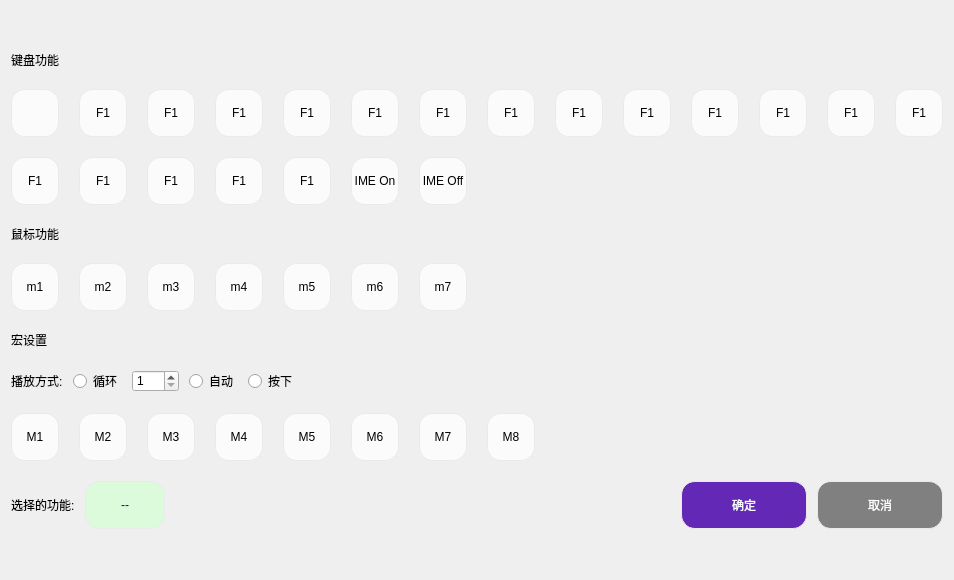
wlffeng2008/AkkoStudio, file Module/DialogFNPicker.ui: the form before one commit.
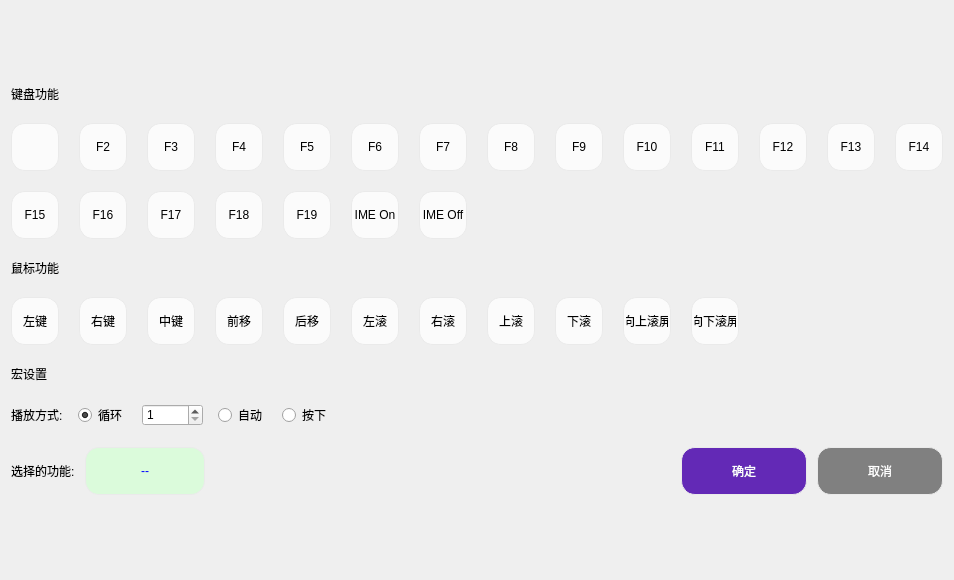
The form after the commit. Icons and pictures are not drawn.

What changed in the file:
```diff
--- a/Module/DialogFNPicker.ui
+++ b/Module/DialogFNPicker.ui
@@ -91,7 +91,7 @@
        <item row="0" column="1">
         <widget class="QPushButton" name="pushButton_F02">
          <property name="text">
-          <string>F1</string>
+          <string>F2</string>
          </property>
          <property name="checkable">
           <bool>true</bool>
@@ -107,7 +107,7 @@
        <item row="0" column="2">
         <widget class="QPushButton" name="pushButton_F03">
          <property name="text">
-          <string>F1</string>
+          <string>F3</string>
          </property>
          <property name="checkable">
           <bool>true</bool>
@@ -123,7 +123,7 @@
        <item row="0" column="3">
         <widget class="QPushButton" name="pushButton_F04">
          <property name="text">
-          <string>F1</string>
+          <string>F4</string>
          </property>
          <property name="checkable">
           <bool>true</bool>
@@ -139,7 +139,7 @@
        <item row="0" column="4">
         <widget class="QPushButton" name="pushButton_F05">
          <property name="text">
-          <string>F1</string>
+          <string>F5</string>
          </property>
          <property name="checkable">
           <bool>true</bool>
@@ -155,7 +155,7 @@
        <item row="0" column="5">
         <widget class="QPushButton" name="pushButton_F06">
          <property name="text">
-          <string>F1</string>
+          <string>F6</string>
          </property>
          <property name="checkable">
           <bool>true</bool>
@@ -171,7 +171,7 @@
        <item row="0" column="6">
         <widget class="QPushButton" name="pushButton_F07">
          <property name="text">
-          <string>F1</string>
+          <string>F7</string>
          </property>
          <property name="checkable">
           <bool>true</bool>
@@ -187,7 +187,7 @@
        <item row="0" column="7">
         <widget class="QPushButton" name="pushButton_F08">
          <property name="text">
-          <string>F1</string>
+          <string>F8</string>
          </property>
          <property name="checkable">
           <bool>true</bool>
@@ -203,7 +203,7 @@
        <item row="0" column="8">
         <widget class="QPushButton" name="pushButton_F09">
          <property name="text">
-          <string>F1</string>
+          <string>F9</string>
          </property>
          <property name="checkable">
           <bool>true</bool>
@@ -219,7 +219,7 @@
        <item row="0" column="9">
         <widget class="QPushButton" name="pushButton_F10">
          <property name="text">
-          <string>F1</string>
+          <string>F10</string>
          </property>
          <property name="checkable">
           <bool>true</bool>
@@ -235,7 +235,7 @@
        <item row="0" column="10">
         <widget class="QPushButton" name="pushButton_F11">
          <property name="text">
-          <string>F1</string>
+          <string>F11</string>
          </property>
          <property name="checkable">
           <bool>true</bool>
@@ -251,7 +251,7 @@
        <item row="0" column="11">
         <widget class="QPushButton" name="pushButton_F12">
          <property name="text">
-          <string>F1</string>
+          <string>F12</string>
          </property>
          <property name="checkable">
           <bool>true</bool>
@@ -267,7 +267,7 @@
        <item row="0" column="12">
         <widget class="QPushButton" name="pushButton_F13">
          <property name="text">
-          <string>F1</string>
+          <string>F13</string>
          </property>
          <property name="checkable">
           <bool>true</bool>
@@ -283,7 +283,7 @@
        <item row="0" column="13">
         <widget class="QPushButton" name="pushButton_F14">
          <property name="text">
-          <string>F1</string>
+          <string>F14</string>
          </property>
          <property name="checkable">
           <bool>true</bool>
@@ -299,7 +299,7 @@
        <item row="1" column="0">
         <widget class="QPushButton" name="pushButton_F15">
          <property name="text">
-          <string>F1</string>
+          <string>F15</string>
          </property>
          <property name="checkable">
           <bool>true</bool>
@@ -315,7 +315,7 @@
        <item row="1" column="1">
         <widget class="QPushButton" name="pushButton_F16">
          <property name="text">
-          <string>F1</string>
+          <string>F16</string>
          </property>
          <property name="checkable">
           <bool>true</bool>
@@ -331,7 +331,7 @@
        <item row="1" column="2">
         <widget class="QPushButton" name="pushButton_F17">
          <property name="text">
-          <string>F1</string>
+          <string>F17</string>
          </property>
          <property name="checkable">
           <bool>true</bool>
@@ -347,7 +347,7 @@
        <item row="1" column="3">
         <widget class="QPushButton" name="pushButton_F18">
          <property name="text">
-          <string>F1</string>
+          <string>F18</string>
          </property>
          <property name="checkable">
           <bool>true</bool>
@@ -363,7 +363,7 @@
        <item row="1" column="4">
         <widget class="QPushButton" name="pushButton_F19">
          <property name="text">
-          <string>F1</string>
+          <string>F19</string>
          </property>
          <property name="checkable">
           <bool>true</bool>
@@ -419,10 +419,26 @@
      </item>
      <item>
       <layout class="QHBoxLayout" name="horizontalLayout">
+       <item>
+        <widget class="QPushButton" name="pushButton_Mouse00">
+         <property name="text">
+          <string>左键</string>
+         </property>
+         <property name="checkable">
+          <bool>true</bool>
+         </property>
+         <property name="autoExclusive">
+          <bool>true</bool>
+         </property>
+         <attribute name="buttonGroup">
+          <string notr="true">buttonGroup</string>
+         </attribute>
+        </widget>
+       </item>
        <item>
         <widget class="QPushButton" name="pushButton_Mouse01">
          <property name="text">
-          <string>m1</string>
+          <string>右键</string>
          </property>
          <property name="checkable">
           <bool>true</bool>
@@ -438,7 +454,7 @@
        <item>
         <widget class="QPushButton" name="pushButton_Mouse02">
          <property name="text">
-          <string>m2</string>
+          <string>中键</string>
          </property>
          <property name="checkable">
           <bool>true</bool>
@@ -454,7 +470,7 @@
        <item>
         <widget class="QPushButton" name="pushButton_Mouse03">
          <property name="text">
-          <string>m3</string>
+          <string>前移</string>
          </property>
          <property name="checkable">
           <bool>true</bool>
@@ -470,7 +486,7 @@
        <item>
         <widget class="QPushButton" name="pushButton_Mouse04">
          <property name="text">
-          <string>m4</string>
+          <string>后移</string>
          </property>
          <property name="checkable">
           <bool>true</bool>
@@ -486,7 +502,7 @@
        <item>
         <widget class="QPushButton" name="pushButton_Mouse05">
          <property name="text">
-          <string>m5</string>
+          <string>左滚</string>
          </property>
          <property name="checkable">
           <bool>true</bool>
@@ -502,7 +518,7 @@
        <item>
         <widget class="QPushButton" name="pushButton_Mouse06">
          <property name="text">
-          <string>m6</string>
+          <string>右滚</string>
          </property>
          <property name="checkable">
           <bool>true</bool>
@@ -518,7 +534,55 @@
        <item>
         <widget class="QPushButton" name="pushButton_Mouse07">
          <property name="text">
-          <string>m7</string>
+          <string>上滚</string>
+         </property>
+         <property name="checkable">
+          <bool>true</bool>
+         </property>
+         <property name="autoExclusive">
+          <bool>true</bool>
+         </property>
+         <attribute name="buttonGroup">
+          <string notr="true">buttonGroup</string>
+         </attribute>
+        </widget>
+       </item>
+       <item>
+        <widget class="QPushButton" name="pushButton_Mouse08">
+         <property name="text">
+          <string>下滚</string>
+         </property>
+         <property name="checkable">
+          <bool>true</bool>
+         </property>
+         <property name="autoExclusive">
+          <bool>true</bool>
+         </property>
+         <attribute name="buttonGroup">
+          <string notr="true">buttonGroup</string>
+         </attribute>
+        </widget>
+       </item>
+       <item>
+        <widget class="QPushButton" name="pushButton_Mouse09">
+         <property name="text">
+          <string>向上滚屏</string>
+         </property>
+         <property name="checkable">
+          <bool>true</bool>
+         </property>
+         <property name="autoExclusive">
+          <bool>true</bool>
+         </property>
+         <attribute name="buttonGroup">
+          <string notr="true">buttonGroup</string>
+         </attribute>
+        </widget>
+       </item>
+       <item>
+        <widget class="QPushButton" name="pushButton_Mouse10">
+         <property name="text">
+          <string>向下滚屏</string>
          </property>
          <property name="checkable">
           <bool>true</bool>
@@ -556,7 +620,7 @@
      <item>
       <layout class="QHBoxLayout" name="horizontalLayout_3">
        <property name="spacing">
-        <number>10</number>
+        <number>15</number>
        </property>
        <item>
         <widget class="QLabel" name="labelTitle">
@@ -570,6 +634,9 @@
          <property name="text">
           <string>循环</string>
          </property>
+         <property name="checked">
+          <bool>true</bool>
+         </property>
         </widget>
        </item>
        <item>
@@ -578,7 +645,7 @@
           <number>1</number>
          </property>
          <property name="maximum">
-          <number>100</number>
+          <number>10000</number>
          </property>
         </widget>
        </item>
@@ -612,149 +679,7 @@
       </layout>
      </item>
      <item>
-      <layout class="QHBoxLayout" name="horizontalLayout_2">
-       <item>
-        <widget class="QPushButton" name="radioButton_Micro01">
-         <property name="text">
-          <string>M1</string>
-         </property>
-         <property name="checkable">
-          <bool>true</bool>
-         </property>
-         <property name="autoExclusive">
-          <bool>true</bool>
-         </property>
-         <attribute name="buttonGroup">
-          <string notr="true">buttonGroup</string>
-         </attribute>
-        </widget>
-       </item>
-       <item>
-        <widget class="QPushButton" name="radioButton_Micro02">
-         <property name="text">
-          <string>M2</string>
-         </property>
-         <property name="checkable">
-          <bool>true</bool>
-         </property>
-         <property name="autoExclusive">
-          <bool>true</bool>
-         </property>
-         <attribute name="buttonGroup">
-          <string notr="true">buttonGroup</string>
-         </attribute>
-        </widget>
-       </item>
-       <item>
-        <widget class="QPushButton" name="radioButton_Micro03">
-         <property name="text">
-          <string>M3</string>
-         </property>
-         <property name="checkable">
-          <bool>true</bool>
-         </property>
-         <property name="autoExclusive">
-          <bool>true</bool>
-         </property>
-         <attribute name="buttonGroup">
-          <string notr="true">buttonGroup</string>
-         </attribute>
-        </widget>
-       </item>
-       <item>
-        <widget class="QPushButton" name="radioButton_Micro04">
-         <property name="text">
-          <string>M4</string>
-         </property>
-         <property name="checkable">
-          <bool>true</bool>
-         </property>
-         <property name="autoExclusive">
-          <bool>true</bool>
-         </property>
-         <attribute name="buttonGroup">
-          <string notr="true">buttonGroup</string>
-         </attribute>
-        </widget>
-       </item>
-       <item>
-        <widget class="QPushButton" name="radioButton_Micro05">
-         <property name="text">
-          <string>M5</string>
-         </property>
-         <property name="checkable">
-          <bool>true</bool>
-         </property>
-         <property name="autoExclusive">
-          <bool>true</bool>
-         </property>
-         <attribute name="buttonGroup">
-          <string notr="true">buttonGroup</string>
-         </attribute>
-        </widget>
-       </item>
-       <item>
-        <widget class="QPushButton" name="radioButton_Micro06">
-         <property name="text">
-          <string>M6</string>
-         </property>
-         <property name="checkable">
-          <bool>true</bool>
-         </property>
-         <property name="autoExclusive">
-          <bool>true</bool>
-         </property>
-         <attribute name="buttonGroup">
-          <string notr="true">buttonGroup</string>
-         </attribute>
-        </widget>
-       </item>
-       <item>
-        <widget class="QPushButton" name="radioButton_Micro07">
-         <property name="text">
-          <string>M7</string>
-         </property>
-         <property name="checkable">
-          <bool>true</bool>
-         </property>
-         <property name="autoExclusive">
-          <bool>true</bool>
-         </property>
-         <attribute name="buttonGroup">
-          <string notr="true">buttonGroup</string>
-         </attribute>
-        </widget>
-       </item>
-       <item>
-        <widget class="QPushButton" name="radioButton_Micro08">
-         <property name="text">
-          <string>M8</string>
-         </property>
-         <property name="checkable">
-          <bool>true</bool>
-         </property>
-         <property name="autoExclusive">
-          <bool>true</bool>
-         </property>
-         <attribute name="buttonGroup">
-          <string notr="true">buttonGroup</string>
-         </attribute>
-        </widget>
-       </item>
-       <item>
-        <spacer name="horizontalSpacer_3">
-         <property name="orientation">
-          <enum>Qt::Orientation::Horizontal</enum>
-         </property>
-         <property name="sizeHint" stdset="0">
-          <size>
-           <width>40</width>
-           <height>20</height>
-          </size>
-         </property>
-        </spacer>
-       </item>
-      </layout>
+      <layout class="QGridLayout" name="gridLayout2"/>
      </item>
      <item>
       <spacer name="verticalSpacer_3">
@@ -785,7 +710,7 @@
         <widget class="QLabel" name="labelSelect1">
          <property name="minimumSize">
           <size>
-           <width>80</width>
+           <width>120</width>
            <height>0</height>
           </size>
          </property>
```
Left out of the diff: 75 changed lines with no effect on the pictures.
